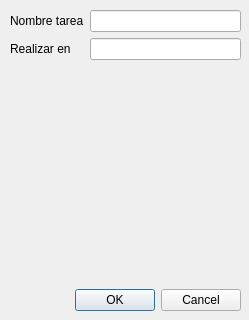
This is dialognuevatarea.ui in juliandavidmr/yTaskQT as Qt 5 draws it before an edit. The edited form follows.
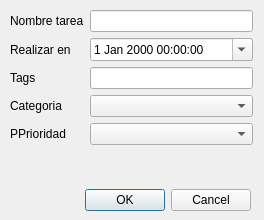
This is the edited form.

Diff of the .ui file:
```diff
--- a/dialognuevatarea.ui
+++ b/dialognuevatarea.ui
@@ -6,8 +6,8 @@
    <rect>
     <x>0</x>
     <y>0</y>
-    <width>249</width>
-    <height>320</height>
+    <width>264</width>
+    <height>220</height>
    </rect>
   </property>
   <property name="windowTitle">
@@ -16,8 +16,8 @@
   <widget class="QDialogButtonBox" name="buttonBox">
    <property name="geometry">
     <rect>
-     <x>20</x>
-     <y>280</y>
+     <x>30</x>
+     <y>180</y>
      <width>221</width>
      <height>41</height>
     </rect>
@@ -34,8 +34,8 @@
     <rect>
      <x>10</x>
      <y>10</y>
-     <width>231</width>
-     <height>271</height>
+     <width>243</width>
+     <height>171</height>
     </rect>
    </property>
    <layout class="QFormLayout" name="formLayout">
@@ -56,8 +56,42 @@
       </property>
      </widget>
     </item>
+    <item row="2" column="0">
+     <widget class="QLabel" name="label_3">
+      <property name="text">
+       <string>Tags</string>
+      </property>
+     </widget>
+    </item>
+    <item row="2" column="1">
+     <widget class="QLineEdit" name="lineEdit_tags"/>
+    </item>
     <item row="1" column="1">
-     <widget class="QLineEdit" name="lineEdit_2"/>
+     <widget class="QDateTimeEdit" name="dateTimeEdit_realizaren">
+      <property name="calendarPopup">
+       <bool>true</bool>
+      </property>
+     </widget>
+    </item>
+    <item row="3" column="0">
+     <widget class="QLabel" name="label_4">
+      <property name="text">
+       <string>Categoria</string>
+      </property>
+     </widget>
+    </item>
+    <item row="3" column="1">
+     <widget class="QComboBox" name="comboBox_categoria"/>
+    </item>
+    <item row="4" column="1">
+     <widget class="QComboBox" name="comboBox_prioridad"/>
+    </item>
+    <item row="4" column="0">
+     <widget class="QLabel" name="label_5">
+      <property name="text">
+       <string>PPrioridad</string>
+      </property>
+     </widget>
     </item>
    </layout>
   </widget>
```
Left out of the diff: 2 changed lines with no effect on the pictures.
